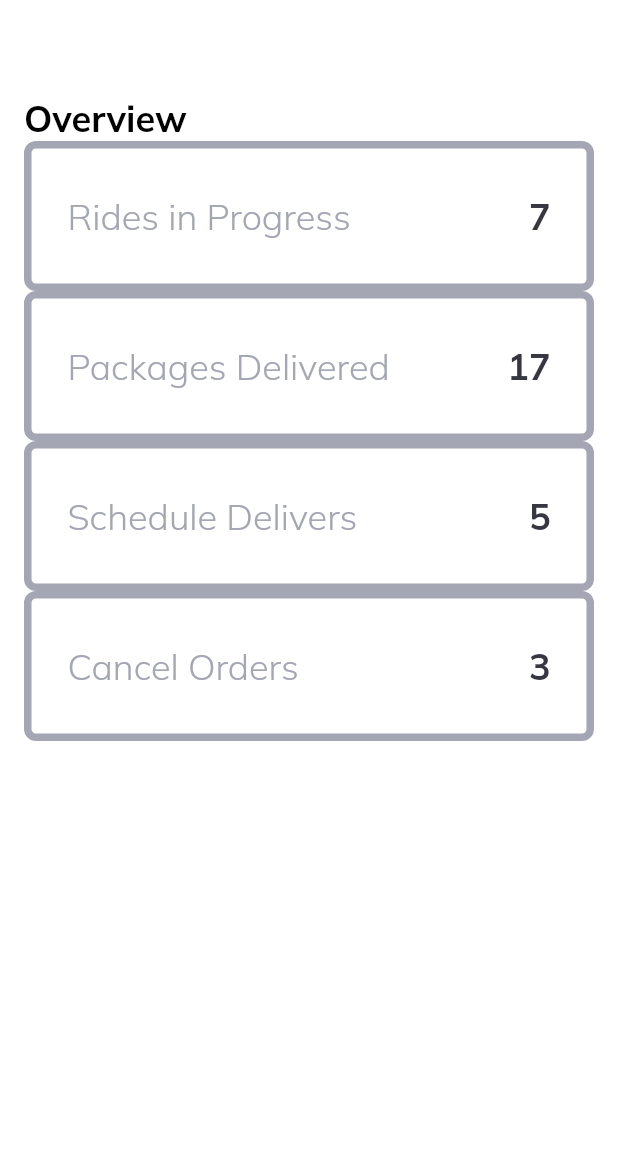
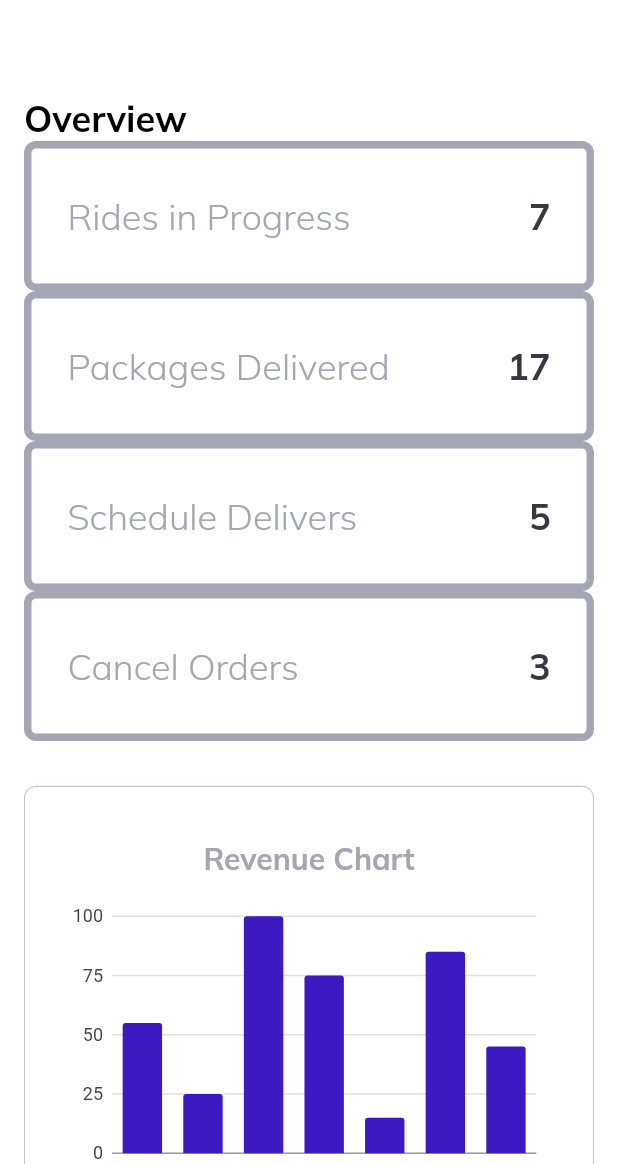
Before and after one commit to SaminYeaser/webapplicationflutter, a Flutter app: the screen it shows after launch, on a phone screen of 412 x 824 dp, the part 72-1236 px from its top. Run offline on Flutter 3.47's test engine with Material 2 defaults, Android fonts, the light colour scheme and no system bars; our stand-ins replace charts_flutter, get, google_fonts; missing offline and left inert: dart:html.

Commit message:
chart done

```diff
--- a/lib/pages/overview/overview.dart
+++ b/lib/pages/overview/overview.dart
@@ -5,7 +5,9 @@
 import 'package:webapplicationflutter/pages/overview/widgets/overviewCardLarge.dart';
 import 'package:webapplicationflutter/pages/overview/widgets/overviewCardMedium.dart';
 import 'package:webapplicationflutter/pages/overview/widgets/overviewCardSmall.dart';
+import 'package:webapplicationflutter/widgets/RevenueLargeScreen.dart';
 import 'package:webapplicationflutter/widgets/custom_texts.dart';
+import 'package:webapplicationflutter/widgets/revenueSmallScreen.dart';
 
 class OverViewPage extends StatelessWidget {
   const OverViewPage({Key? key}) : super(key: key);
@@ -29,7 +31,6 @@
           );
         }),
         Expanded(child: ListView(
-          shrinkWrap: true,
           children: [
             if(Responsiveness.isLargeScreen(context) || Responsiveness.isMediumScreen(context))
               if(Responsiveness.isCustomScreen(context))
@@ -37,8 +38,15 @@
               else
                 OverViewLarge()
             else
-              OverViewSmall()
+              OverViewSmall(),
+        if(Responsiveness.isLargeScreen(context))
+          RevenueLarge()
+        else if(Responsiveness.isMediumScreen(context))
+          RevenueSectionSmall()
+        else
+          RevenueSectionSmall()
           ],
+
         ))
       ],
     );
--- /dev/null
+++ b/lib/widgets/barChart.dart
@@ -0,0 +1,61 @@
+import 'package:charts_flutter/flutter.dart' as charts;
+import 'package:flutter/material.dart';
+
+import 'package:webapplicationflutter/constants/style.dart';
+
+class SimpleBarChart extends StatelessWidget {
+  final List<charts.Series<dynamic,String>> seriesList;
+  final bool animate;
+
+  SimpleBarChart(this.seriesList, {this.animate = false});
+
+  /// Creates a [BarChart] with sample data and no transition.
+  factory SimpleBarChart.withSampleData() {
+    return new SimpleBarChart(
+      _createSampleData(),
+      // Disable animations for image tests.
+      animate: false,
+    );
+  }
+
+
+  @override
+  Widget build(BuildContext context) {
+    return new charts.BarChart(
+      seriesList,
+      animate: animate,
+    );
+  }
+
+  /// Create one series with sample hard coded data.
+  static List<charts.Series<OrdinalSales, String>> _createSampleData() {
+    final data = [
+      new OrdinalSales('Today', 55),
+      new OrdinalSales('Yesterday', 25),
+      new OrdinalSales('2 days', 100),
+      new OrdinalSales('24 Jun', 75),
+      new OrdinalSales('23 Jun', 15),
+      new OrdinalSales('22 Jun', 85),
+      new OrdinalSales('21 Jun', 45),
+
+    ];
+
+    return [
+      new charts.Series<OrdinalSales, String>(
+        id: 'Sales',
+        colorFn: (_, __) => charts.ColorUtil.fromDartColor(active),
+        domainFn: (OrdinalSales sales, _) => sales.year,
+        measureFn: (OrdinalSales sales, _) => sales.sales,
+        data: data,
+      )
+    ];
+  }
+}
+
+/// Sample ordinal data type.
+class OrdinalSales {
+  final String year;
+  final int sales;
+
+  OrdinalSales(this.year, this.sales);
+}
--- /dev/null
+++ b/lib/widgets/revenueSmallScreen.dart
@@ -0,0 +1,88 @@
+import 'package:flutter/material.dart';
+import 'package:webapplicationflutter/constants/style.dart';
+import 'package:webapplicationflutter/widgets/custom_texts.dart';
+import 'package:webapplicationflutter/widgets/revenueInfo.dart';
+
+import 'barChart.dart';
+
+
+class RevenueSectionSmall extends StatelessWidget {
+
+  @override
+  Widget build(BuildContext context) {
+    return  Container(
+      padding: EdgeInsets.all(24),
+      margin: EdgeInsets.symmetric(vertical: 30),
+      decoration: BoxDecoration(
+        color: Colors.white,
+        borderRadius: BorderRadius.circular(8),
+        boxShadow: [
+          BoxShadow(
+              offset: Offset(0, 6),
+              color: lightGrey.withOpacity(.1),
+              blurRadius: 12)
+        ],
+        border: Border.all(color: lightGrey, width: .5),
+      ),
+      child: Column(
+        children: [
+          Container(
+            height: 260,
+            child: Column(
+              mainAxisAlignment: MainAxisAlignment.spaceEvenly,
+              children: [
+                Customtext(
+                  text: "Revenue Chart",
+                  size: 20,
+                  weight: FontWeight.bold,
+                  color: lightGrey,
+                ),
+                Container(
+                    width: 600,
+                    height: 200,
+                    child: SimpleBarChart.withSampleData()),
+              ],
+            ),
+          ),
+          Container(
+            width: 120,
+            height: 1,
+            color: lightGrey,
+          ),
+          Container(
+            height: 260,
+            child: Column(
+              mainAxisAlignment: MainAxisAlignment.spaceEvenly,
+              children: [
+                Row(
+                  children: [
+                    RevenueInfo(
+                      title: "Today\'s revenue",
+                      amount: "230",
+                    ),
+                    RevenueInfo(
+                      title: "Last 7 days",
+                      amount: "1,100",
+                    ),
+                  ],
+                ),
+                Row(
+                  children: [
+                    RevenueInfo(
+                      title: "Last 30 days",
+                      amount: "3,230",
+                    ),
+                    RevenueInfo(
+                      title: "Last 12 months",
+                      amount: "11,300",
+                    ),
+                  ],
+                ),
+              ],
+            ),
+          ),
+        ],
+      ),
+    );
+  }
+}
```
Also changed, not shown: lib/widgets/RevenueLargeScreen.dart (added, +87 -0 lines), lib/widgets/revenueInfo.dart (added, +25 -0 lines).
